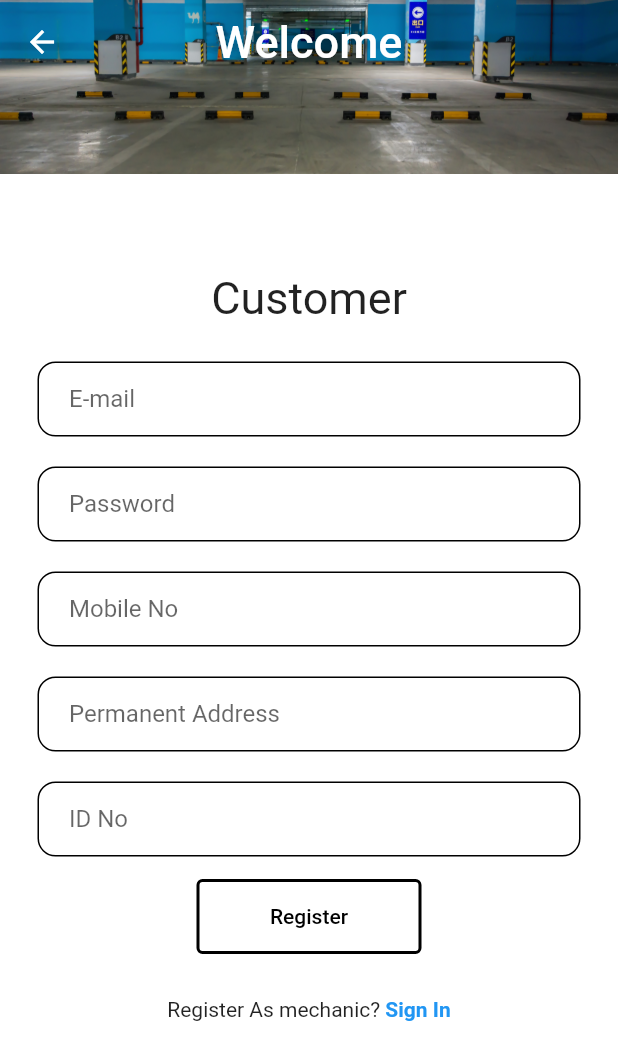
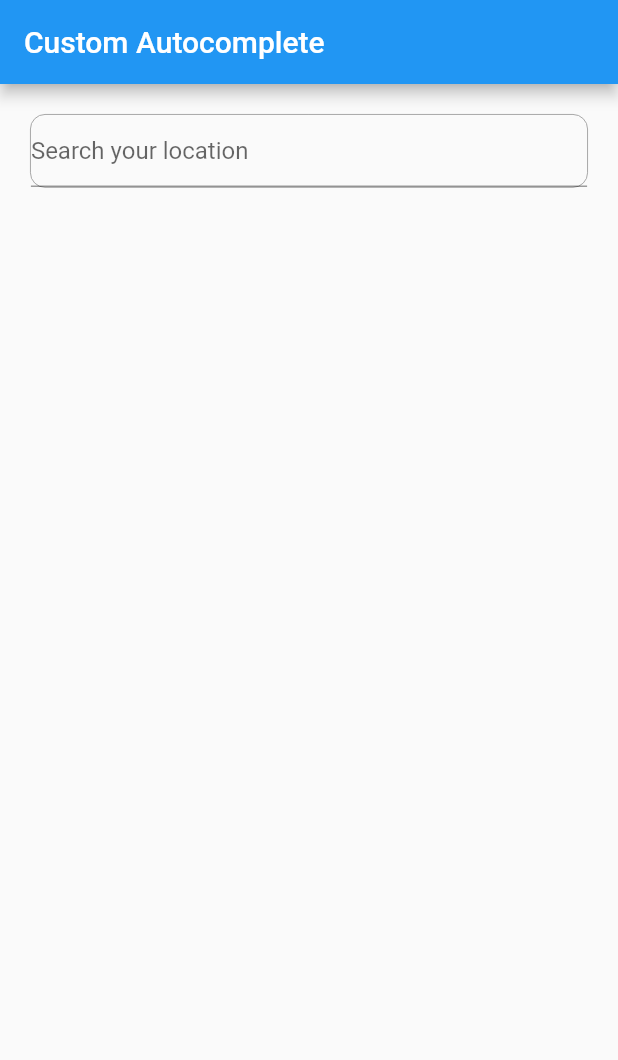
Before and after one commit to Avishkasj/Automobile-mobile-app, a Flutter app: the screen it shows after launch, after a tap on "Register", on a phone screen of 412 x 824 dp. Shown: the top 1060 px of the screen. Run offline on Flutter 3.47's test engine with Material 2 defaults, Android fonts, the phone set to English and light mode, and no system bars; drawn by our look-alikes of google_places_flutter; our stand-ins replace cloud_firestore, firebase_auth, firebase_core; accounts and stored records are empty.

Commit message:
test code run

```diff
--- /dev/null
+++ b/lib/test.dart
@@ -0,0 +1,92 @@
+import 'package:flutter/material.dart';
+import 'package:google_places_flutter/google_places_flutter.dart';
+import 'package:google_places_flutter/model/prediction.dart';
+
+
+
+class test extends StatelessWidget {
+  // This widget is the root of your application.
+  @override
+  Widget build(BuildContext context) {
+    return MaterialApp(
+      title: 'Flutter Demo',
+      theme: ThemeData(
+        primarySwatch: Colors.blue,
+      ),
+      home: MyHomePage(title: 'Custom Autocomplete'),
+    );
+  }
+}
+
+class MyHomePage extends StatefulWidget {
+  MyHomePage({Key? key, required this.title}) : super(key: key);
+
+  final String title;
+
+  @override
+  _MyHomePageState createState() => _MyHomePageState();
+}
+
+class _MyHomePageState extends State<MyHomePage> {
+  TextEditingController controller = TextEditingController();
+
+  @override
+  Widget build(BuildContext context) {
+    return Scaffold(
+      appBar: AppBar(
+        // Here we take the value from the MyHomePage object that was created by
+        // the App.build method, and use it to set our appbar title.
+        title: Text(widget.title),
+      ),
+      body: Center(
+        // Center is a layout widget. It takes a single child and positions it
+        // in the middle of the parent.
+        child: Column(
+          // Column is also a layout widget. It takes a list of children and
+          // arranges them vertically. By default, it sizes itself to fit its
+          // children horizontally, and tries to be as tall as its parent.
+          //
+          // Invoke "debug painting" (press "p" in the console, choose the
+          // "Toggle Debug Paint" action from the Flutter Inspector in Android
+          // Studio, or the "Toggle Debug Paint" command in Visual Studio Code)
+          // to see the wireframe for each widget.
+          //
+          // Column has various properties to control how it sizes itself and
+          // how it positions its children. Here we use mainAxisAlignment to
+          // center the children vertically; the main axis here is the vertical
+          // axis because Columns are vertical (the cross axis would be
+          // horizontal).
+          mainAxisAlignment: MainAxisAlignment.start,
+          children: <Widget>[
+            SizedBox(height: 20),
+            placesAutoCompleteTextField(),
+          ],
+        ),
+      ),
+    );
+  }
+
+  placesAutoCompleteTextField() {
+    return Container(
+      padding: EdgeInsets.symmetric(horizontal: 20),
+      child: GooglePlaceAutoCompleteTextField(
+          textEditingController: controller,
+          googleAPIKey: "AIzaSyC_OcQXalmcP3E_f-ZNZp-CZMV6JgPAbWM",
+          inputDecoration: InputDecoration(hintText: "Search your location"),
+          debounceTime: 800,
+          countries: ["lk"],
+          isLatLngRequired: true,
+          getPlaceDetailWithLatLng: (Prediction prediction) {
+            print("placeDetails" + prediction.lng.toString());
+          },
+          itmClick: (Prediction prediction) {
+            controller.text = prediction.description!;
+
+            controller.selection = TextSelection.fromPosition(
+                TextPosition(offset: prediction.description!.length));
+          }
+        // default 600 ms ,
+      ),
+    );
+  }
+}
--- a/lib/welcome.dart
+++ b/lib/welcome.dart
@@ -1,6 +1,7 @@
 
 import 'package:app/login.dart';
 import 'package:app/register.dart';
+import 'package:app/test.dart';
 import 'package:flutter/material.dart';
 
 class welcome extends StatefulWidget {
@@ -98,7 +99,7 @@ class _welcomeState extends State<welcome> {
                           ),
                           onPressed: () {
                             Navigator.push(context,
-                                MaterialPageRoute(builder: (context) => RegisterPage()));
+                                MaterialPageRoute(builder: (context) => test()));
                           },
                         ),
                       ),
--- a/pubspec.yaml
+++ b/pubspec.yaml
@@ -44,6 +44,10 @@ dependencies:
   cloud_firestore: ^4.6.0
   email_validator: ^2.1.17
   geocoding: ^2.0.1
+  http: ^0.13.6
+  uuid: ^3.0.7
+  google_places_flutter: ^2.0.5
+
 
 
 dev_dependencies:
```
Also changed, not shown: lib/network_utiliti.dart (added, +19 -0 lines), lib/register.dart (+126 -15 lines), lib/select.dart (+78 -79 lines), pubspec.lock.
